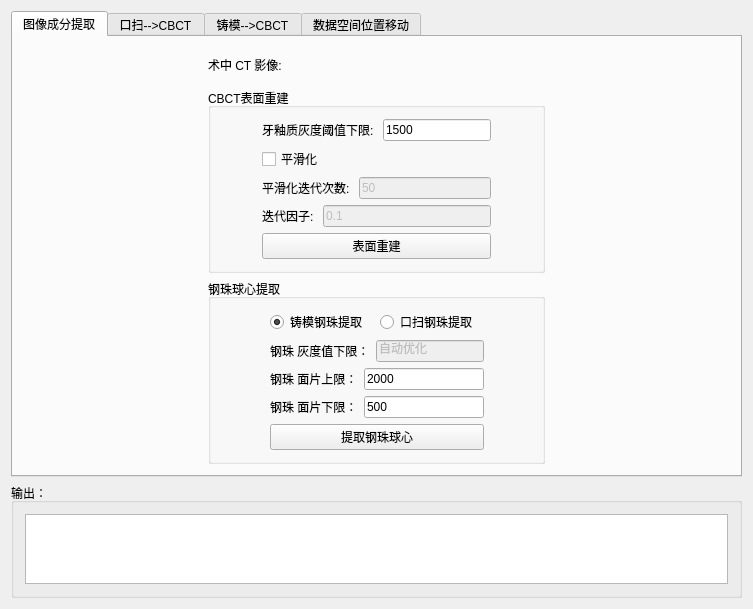
First picture: the form in Plugins/org.mitk.lancet.dentalwidget/src/internal/DentalWidgetControls.ui, repository zhaomengxiao/LancetMITK-Adition, before the edit.
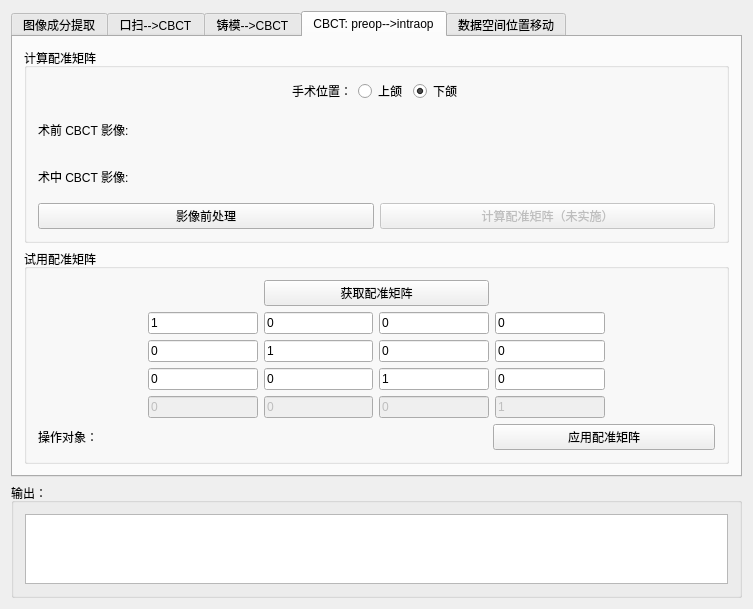
Second picture: the form after the edit. Custom widgets are drawn as their Qt base class.

Commit message:
initial preopToIntraOp CBCT registration
the automatic cropping is problematic when the image has a rotated geometric matrix

```diff
--- a/Plugins/org.mitk.lancet.dentalwidget/src/internal/DentalWidgetControls.ui
+++ b/Plugins/org.mitk.lancet.dentalwidget/src/internal/DentalWidgetControls.ui
@@ -38,7 +38,7 @@
       <bool>true</bool>
      </property>
      <property name="currentIndex">
-      <number>0</number>
+      <number>3</number>
      </property>
      <property name="tabsClosable">
       <bool>false</bool>
@@ -497,65 +497,383 @@
       <attribute name="title">
        <string>铸模--&gt;CBCT</string>
       </attribute>
-      <widget class="QGroupBox" name="groupBox_7">
-       <property name="geometry">
-        <rect>
-         <x>9</x>
-         <y>9</y>
-         <width>581</width>
-         <height>281</height>
-        </rect>
-       </property>
-       <property name="title">
-        <string>一键配准</string>
-       </property>
-       <layout class="QGridLayout" name="gridLayout_15">
-        <item row="0" column="0">
-         <widget class="QGroupBox" name="groupBox_8">
-          <property name="title">
-           <string>请确认以下数据已就位</string>
-          </property>
-          <layout class="QGridLayout" name="gridLayout_14">
-           <item row="1" column="0">
-            <widget class="QLabel" name="label_20">
-             <property name="text">
-              <string>2. Steelball centers: CBCT中提取出之钢珠（需要大于4）</string>
-             </property>
-            </widget>
-           </item>
-           <item row="2" column="0">
-            <widget class="QLabel" name="label_18">
-             <property name="text">
-              <string>3. std centers (partial): 对应上者之标准钢珠</string>
-             </property>
-            </widget>
-           </item>
-           <item row="0" column="0">
-            <widget class="QLabel" name="label_11">
-             <property name="text">
-              <string>1. model: 硬件部门设计的模型，并附有医生的规划圆柱体</string>
-             </property>
-            </widget>
-           </item>
-          </layout>
-         </widget>
-        </item>
-        <item row="1" column="0">
-         <widget class="QPushButton" name="pushButton_modeltoCBCT">
-          <property name="text">
-           <string>配准模型</string>
-          </property>
-         </widget>
-        </item>
-        <item row="2" column="0">
-         <widget class="QPushButton" name="pushButton_regResetModel">
-          <property name="text">
-           <string>重置 铸模</string>
-          </property>
-         </widget>
-        </item>
-       </layout>
-      </widget>
+      <layout class="QGridLayout" name="gridLayout_20">
+       <item row="0" column="0">
+        <widget class="QGroupBox" name="groupBox_7">
+         <property name="title">
+          <string>一键配准</string>
+         </property>
+         <layout class="QGridLayout" name="gridLayout_15">
+          <item row="0" column="0">
+           <widget class="QGroupBox" name="groupBox_8">
+            <property name="title">
+             <string>请确认以下数据已就位</string>
+            </property>
+            <layout class="QGridLayout" name="gridLayout_14">
+             <item row="1" column="0">
+              <widget class="QLabel" name="label_20">
+               <property name="text">
+                <string>2. Steelball centers: CBCT中提取出之钢珠（需要大于4）</string>
+               </property>
+              </widget>
+             </item>
+             <item row="2" column="0">
+              <widget class="QLabel" name="label_18">
+               <property name="text">
+                <string>3. std centers (partial): 对应上者之标准钢珠</string>
+               </property>
+              </widget>
+             </item>
+             <item row="0" column="0">
+              <widget class="QLabel" name="label_11">
+               <property name="text">
+                <string>1. model: 硬件部门设计的模型，并附有医生的规划圆柱体</string>
+               </property>
+              </widget>
+             </item>
+            </layout>
+           </widget>
+          </item>
+          <item row="1" column="0">
+           <widget class="QPushButton" name="pushButton_modeltoCBCT">
+            <property name="text">
+             <string>配准模型</string>
+            </property>
+           </widget>
+          </item>
+          <item row="2" column="0">
+           <widget class="QPushButton" name="pushButton_regResetModel">
+            <property name="text">
+             <string>重置 铸模</string>
+            </property>
+           </widget>
+          </item>
+         </layout>
+        </widget>
+       </item>
+      </layout>
+     </widget>
+     <widget class="QWidget" name="tab_5">
+      <attribute name="title">
+       <string>CBCT: preop--&gt;intraop</string>
+      </attribute>
+      <layout class="QGridLayout" name="gridLayout_19">
+       <item row="0" column="0">
+        <widget class="QGroupBox" name="groupBox_12">
+         <property name="title">
+          <string>计算配准矩阵</string>
+         </property>
+         <layout class="QGridLayout" name="gridLayout_18">
+          <item row="0" column="0" colspan="2">
+           <layout class="QHBoxLayout" name="horizontalLayout_11">
+            <item>
+             <spacer name="horizontalSpacer_13">
+              <property name="orientation">
+               <enum>Qt::Horizontal</enum>
+              </property>
+              <property name="sizeHint" stdset="0">
+               <size>
+                <width>40</width>
+                <height>20</height>
+               </size>
+              </property>
+             </spacer>
+            </item>
+            <item>
+             <widget class="QLabel" name="label_22">
+              <property name="text">
+               <string>手术位置：</string>
+              </property>
+             </widget>
+            </item>
+            <item>
+             <widget class="QRadioButton" name="radioButton_maxilla_cbctReg">
+              <property name="text">
+               <string>上颌</string>
+              </property>
+             </widget>
+            </item>
+            <item>
+             <widget class="QRadioButton" name="radioButton_mandible_cbctReg">
+              <property name="text">
+               <string>下颌</string>
+              </property>
+              <property name="checked">
+               <bool>true</bool>
+              </property>
+             </widget>
+            </item>
+            <item>
+             <spacer name="horizontalSpacer_14">
+              <property name="orientation">
+               <enum>Qt::Horizontal</enum>
+              </property>
+              <property name="sizeHint" stdset="0">
+               <size>
+                <width>40</width>
+                <height>20</height>
+               </size>
+              </property>
+             </spacer>
+            </item>
+           </layout>
+          </item>
+          <item row="1" column="0" colspan="2">
+           <layout class="QVBoxLayout" name="verticalLayout">
+            <item>
+             <layout class="QHBoxLayout" name="horizontalLayout_8">
+              <item>
+               <widget class="QLabel" name="label_10">
+                <property name="text">
+                 <string>术前 CBCT 影像: </string>
+                </property>
+               </widget>
+              </item>
+              <item>
+               <widget class="QmitkSingleNodeSelectionWidget" name="mitkNodeSelectWidget_preopCT_reg" native="true">
+                <property name="enabled">
+                 <bool>true</bool>
+                </property>
+               </widget>
+              </item>
+             </layout>
+            </item>
+            <item>
+             <layout class="QHBoxLayout" name="horizontalLayout_9">
+              <item>
+               <widget class="QLabel" name="label_19">
+                <property name="text">
+                 <string>术中 CBCT 影像: </string>
+                </property>
+               </widget>
+              </item>
+              <item>
+               <widget class="QmitkSingleNodeSelectionWidget" name="mitkNodeSelectWidget_intraopCT_reg" native="true">
+                <property name="enabled">
+                 <bool>true</bool>
+                </property>
+               </widget>
+              </item>
+             </layout>
+            </item>
+           </layout>
+          </item>
+          <item row="2" column="0">
+           <widget class="QPushButton" name="pushButton_preprocessCt">
+            <property name="text">
+             <string>影像前处理</string>
+            </property>
+           </widget>
+          </item>
+          <item row="2" column="1">
+           <widget class="QPushButton" name="pushButton_calculateMatrix">
+            <property name="enabled">
+             <bool>false</bool>
+            </property>
+            <property name="text">
+             <string>计算配准矩阵（未实施）</string>
+            </property>
+           </widget>
+          </item>
+         </layout>
+        </widget>
+       </item>
+       <item row="1" column="0">
+        <widget class="QGroupBox" name="groupBox_9">
+         <property name="title">
+          <string>试用配准矩阵</string>
+         </property>
+         <layout class="QGridLayout" name="gridLayout_16">
+          <item row="2" column="0">
+           <layout class="QHBoxLayout" name="horizontalLayout_10">
+            <item>
+             <widget class="QLabel" name="label_21">
+              <property name="text">
+               <string>操作对象：</string>
+              </property>
+             </widget>
+            </item>
+            <item>
+             <widget class="QmitkSingleNodeSelectionWidget" name="mitkNodeSelectWidget_appendMatrix" native="true">
+              <property name="enabled">
+               <bool>true</bool>
+              </property>
+             </widget>
+            </item>
+            <item>
+             <widget class="QPushButton" name="pushButton_appendOffsetMatrix">
+              <property name="text">
+               <string>应用配准矩阵</string>
+              </property>
+             </widget>
+            </item>
+           </layout>
+          </item>
+          <item row="1" column="0">
+           <layout class="QGridLayout" name="gridLayout_17">
+            <item row="0" column="2" colspan="2">
+             <widget class="QPushButton" name="pushButton_retrieveMatrix">
+              <property name="text">
+               <string>获取配准矩阵</string>
+              </property>
+             </widget>
+            </item>
+            <item row="3" column="3">
+             <widget class="QLineEdit" name="lineEdit_offsetMatrix_10">
+              <property name="text">
+               <string>1</string>
+              </property>
+             </widget>
+            </item>
+            <item row="1" column="3">
+             <widget class="QLineEdit" name="lineEdit_offsetMatrix_8">
+              <property name="text">
+               <string>0</string>
+              </property>
+             </widget>
+            </item>
+            <item row="2" column="0">
+             <spacer name="horizontalSpacer_15">
+              <property name="orientation">
+               <enum>Qt::Horizontal</enum>
+              </property>
+              <property name="sizeHint" stdset="0">
+               <size>
+                <width>40</width>
+                <height>20</height>
+               </size>
+              </property>
+             </spacer>
+            </item>
+            <item row="1" column="2">
+             <widget class="QLineEdit" name="lineEdit_offsetMatrix_4">
+              <property name="text">
+               <string>0</string>
+              </property>
+             </widget>
+            </item>
+            <item row="3" column="2">
+             <widget class="QLineEdit" name="lineEdit_offsetMatrix_6">
+              <property name="text">
+               <string>0</string>
+              </property>
+             </widget>
+            </item>
+            <item row="4" column="1">
+             <widget class="QLineEdit" name="lineEdit_offsetMatrix_3">
+              <property name="enabled">
+               <bool>false</bool>
+              </property>
+              <property name="text">
+               <string>0</string>
+              </property>
+             </widget>
+            </item>
+            <item row="2" column="4">
+             <widget class="QLineEdit" name="lineEdit_offsetMatrix_13">
+              <property name="text">
+               <string>0</string>
+              </property>
+             </widget>
+            </item>
+            <item row="4" column="4">
+             <widget class="QLineEdit" name="lineEdit_offsetMatrix_15">
+              <property name="enabled">
+               <bool>false</bool>
+              </property>
+              <property name="text">
+               <string>1</string>
+              </property>
+             </widget>
+            </item>
+            <item row="2" column="1">
+             <widget class="QLineEdit" name="lineEdit_offsetMatrix_1">
+              <property name="text">
+               <string>0</string>
+              </property>
+             </widget>
+            </item>
+            <item row="1" column="4">
+             <widget class="QLineEdit" name="lineEdit_offsetMatrix_12">
+              <property name="text">
+               <string>0</string>
+              </property>
+             </widget>
+            </item>
+            <item row="4" column="2">
+             <widget class="QLineEdit" name="lineEdit_offsetMatrix_7">
+              <property name="enabled">
+               <bool>false</bool>
+              </property>
+              <property name="text">
+               <string>0</string>
+              </property>
+             </widget>
+            </item>
+            <item row="3" column="1">
+             <widget class="QLineEdit" name="lineEdit_offsetMatrix_2">
+              <property name="text">
+               <string>0</string>
+              </property>
+             </widget>
+            </item>
+            <item row="2" column="2">
+             <widget class="QLineEdit" name="lineEdit_offsetMatrix_5">
+              <property name="text">
+               <string>1</string>
+              </property>
+             </widget>
+            </item>
+            <item row="1" column="1">
+             <widget class="QLineEdit" name="lineEdit_offsetMatrix_0">
+              <property name="text">
+               <string>1</string>
+              </property>
+             </widget>
+            </item>
+            <item row="3" column="4">
+             <widget class="QLineEdit" name="lineEdit_offsetMatrix_14">
+              <property name="text">
+               <string>0</string>
+              </property>
+             </widget>
+            </item>
+            <item row="2" column="3">
+             <widget class="QLineEdit" name="lineEdit_offsetMatrix_9">
+              <property name="text">
+               <string>0</string>
+              </property>
+             </widget>
+            </item>
+            <item row="4" column="3">
+             <widget class="QLineEdit" name="lineEdit_offsetMatrix_11">
+              <property name="enabled">
+               <bool>false</bool>
+              </property>
+              <property name="text">
+               <string>0</string>
+              </property>
+             </widget>
+            </item>
+            <item row="2" column="5">
+             <spacer name="horizontalSpacer_16">
+              <property name="orientation">
+               <enum>Qt::Horizontal</enum>
+              </property>
+              <property name="sizeHint" stdset="0">
+               <size>
+                <width>40</width>
+                <height>20</height>
+               </size>
+              </property>
+             </spacer>
+            </item>
+           </layout>
+          </item>
+         </layout>
+        </widget>
+       </item>
+      </layout>
      </widget>
      <widget class="QWidget" name="tab_2">
       <attribute name="title">
```
Left out of the diff: 288 changed lines with no effect on the pictures. The commit also changes 5 other files.
